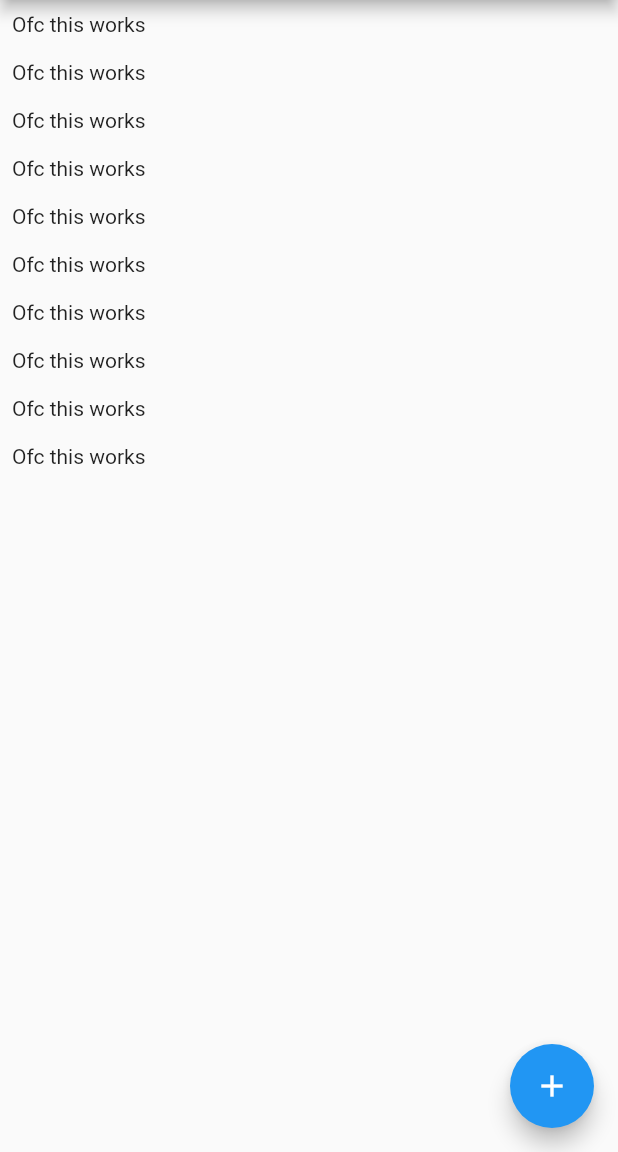
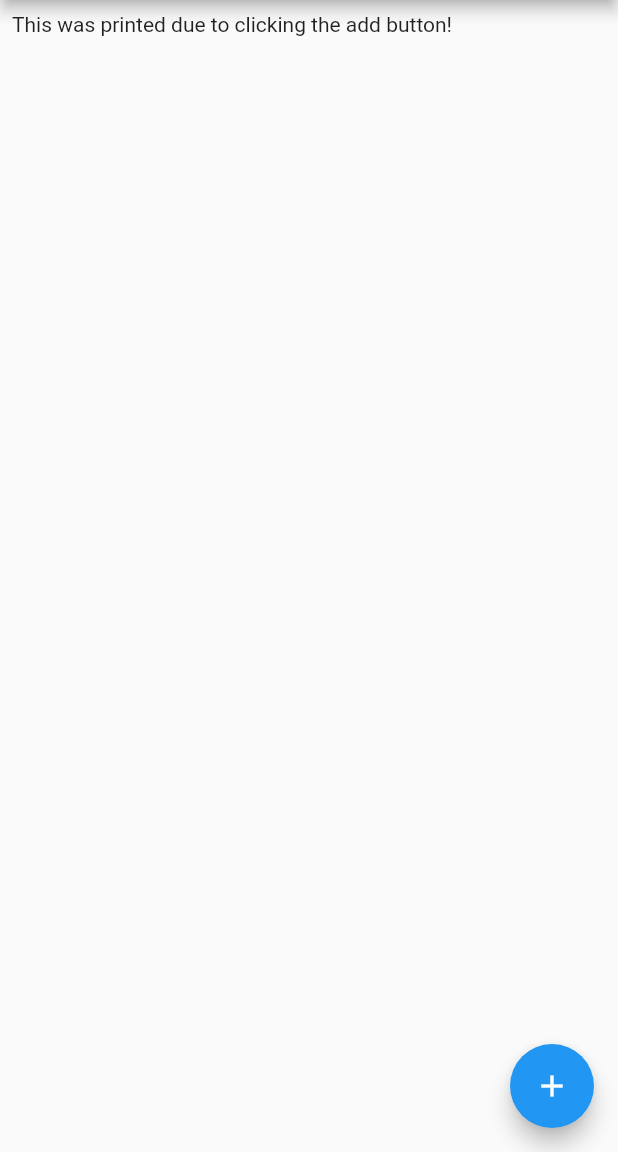
Before and after one commit to Sandesh1013/Flutter-Chat-App, a Flutter app: the screen it shows after launch, after a tap on the "add" icon, on a phone screen of 412 x 824 dp, the part 84-1236 px from its top. Run offline on Flutter 3.47's test engine with Material 2 defaults, Android fonts, the phone set to English and light mode, and no system bars.

```diff
--- a/chat_app/lib/screens/chat_screen.dart
+++ b/chat_app/lib/screens/chat_screen.dart
@@ -9,18 +9,26 @@ class ChatScreen extends StatelessWidget {
       appBar: AppBar(
         title: Text('Chat Screen'),
       ),
-      body: ListView.builder(itemCount: 10, itemBuilder: (ctx, index) =>
-          Container(
-            padding: EdgeInsets.all(8),
-            child: Text('Ofc this works'),
-          ),
+      body:StreamBuilder(stream:Firestore.instance.collection('chats/eM5tagy4XmMMStELY2bG/messages')
+          .snapshots(),builder:(ctx,streamSnapshot){
+        if(streamSnapshot.connectionState==ConnectionState.waiting){
+          return Center(
+            child:CircularProgressIndicator()
+          );
+        }
+        final documents=streamSnapshot.data.documents;
+         return ListView.builder(itemCount: streamSnapshot.data.documents.length, itemBuilder: (ctx, index) =>
+            Container(
+              padding: EdgeInsets.all(8),
+              child: Text(documents[index]['text']),
+            ));
+      }
       ),
       floatingActionButton: FloatingActionButton(
         child: Icon(Icons.add),
         onPressed: () {
-          Firestore.instance.collection('chats/eM5tagy4XmMMStELY2bG/messages')
-              .snapshots().listen((data){
-                print(data);
+          Firestore.instance.collection('chats/eM5tagy4XmMMStELY2bG/messages').add({
+            'text':'This was printed due to clicking the add button!'
           });
         },
       ),);
```
Also changed, not shown: chat_app/lib/screens/auth_screen.dart (+17 -0 lines), chat_app/lib/widgets/auth_form.dart (added, +30 -0 lines), 1 other file.
